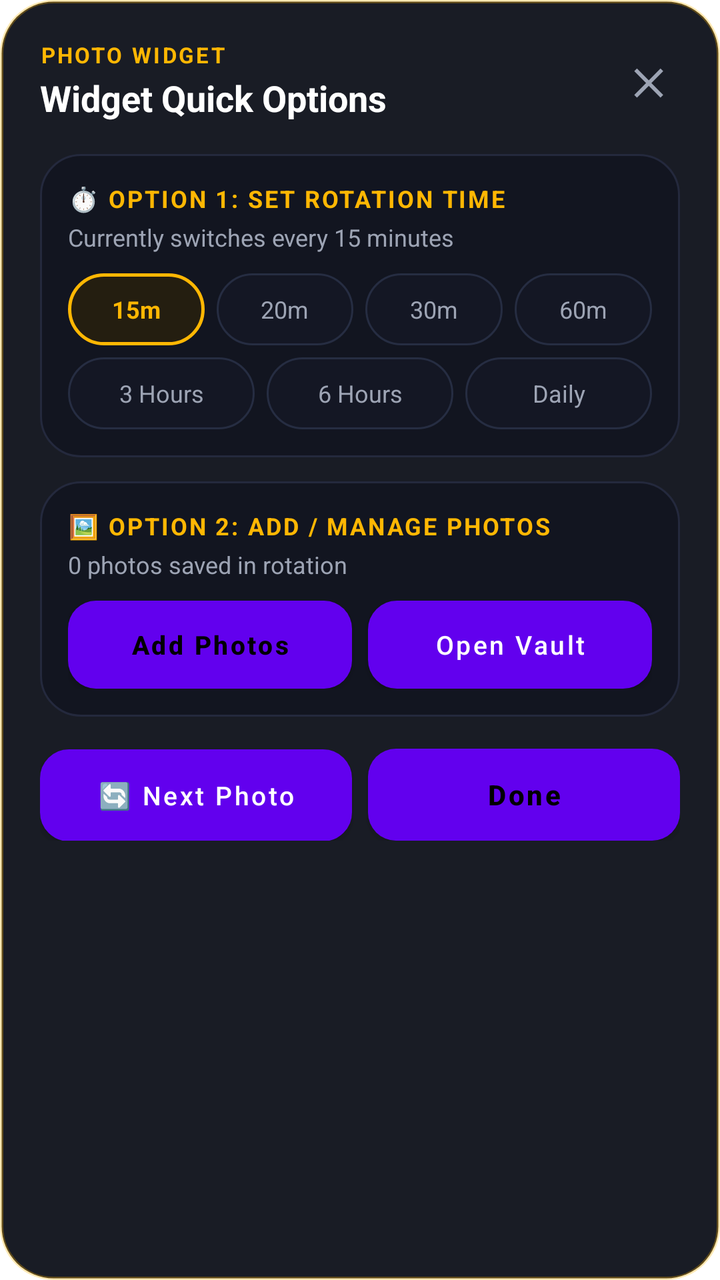
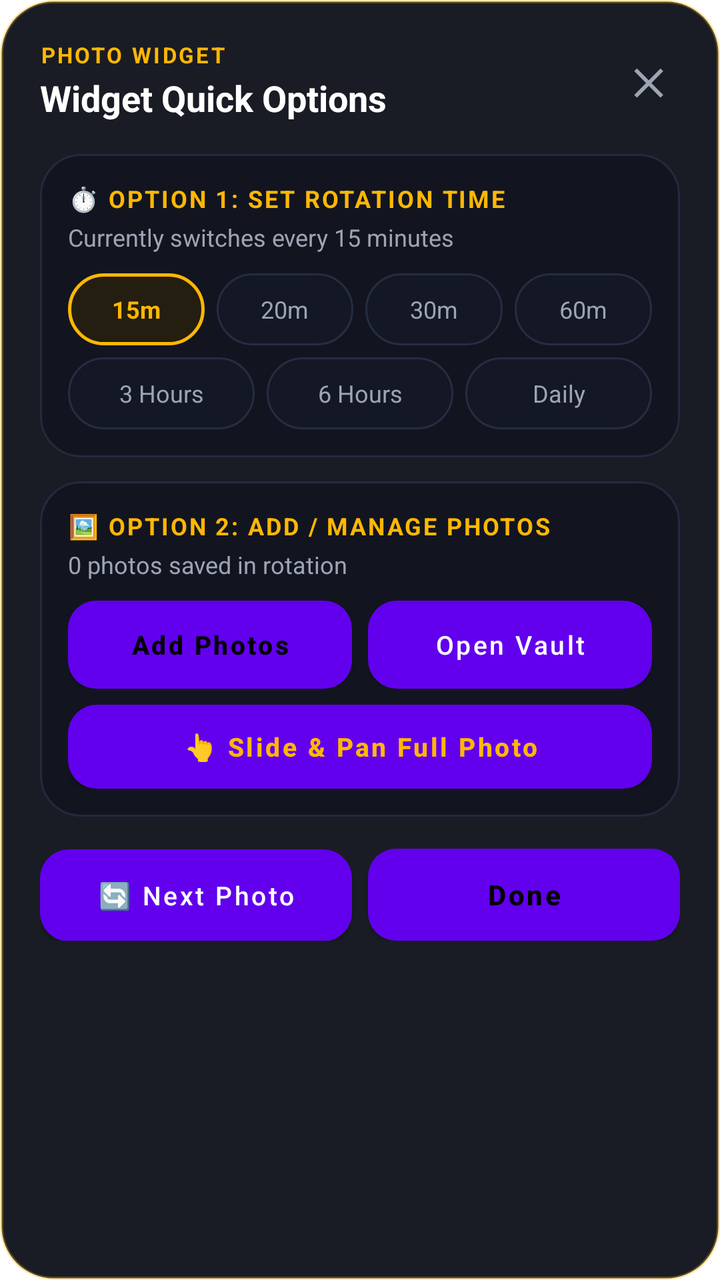

Compare the two renders of this Android layout. The source of the first and the diff that turns it into the second are given below.
<!-- AndroidManifest.xml: activity theme Theme.FloatingWidgetDialog -->
<!-- res/layout/activity_widget_options.xml -->
<?xml version="1.0" encoding="utf-8"?>
<LinearLayout xmlns:android="http://schemas.android.com/apk/res/android"
    android:layout_width="match_parent"
    android:layout_height="wrap_content"
    android:background="@drawable/dialog_glass_bg"
    android:orientation="vertical"
    android:padding="20dp">

    
    <RelativeLayout
        android:layout_width="match_parent"
        android:layout_height="wrap_content">

        <LinearLayout
            android:layout_width="wrap_content"
            android:layout_height="wrap_content"
            android:layout_alignParentStart="true"
            android:layout_centerVertical="true"
            android:orientation="vertical">

            <TextView
                android:layout_width="wrap_content"
                android:layout_height="wrap_content"
                android:text="PHOTO WIDGET"
                android:textColor="@color/accent_amber"
                android:textSize="11sp"
                android:textStyle="bold"
                android:letterSpacing="0.1" />

            <TextView
                android:layout_width="wrap_content"
                android:layout_height="wrap_content"
                android:layout_marginTop="2dp"
                android:text="Widget Quick Options"
                android:textColor="@color/text_primary"
                android:textSize="18sp"
                android:textStyle="bold" />
        </LinearLayout>

        <TextView
            android:id="@+id/btn_dialog_close"
            android:layout_width="32dp"
            android:layout_height="32dp"
            android:layout_alignParentEnd="true"
            android:layout_centerVertical="true"
            android:gravity="center"
            android:text="✕"
            android:textColor="@color/text_secondary"
            android:textSize="18sp"
            android:textStyle="bold" />
    </RelativeLayout>

    
    <LinearLayout
        android:layout_width="match_parent"
        android:layout_height="wrap_content"
        android:layout_marginTop="16dp"
        android:background="@drawable/card_bg"
        android:orientation="vertical"
        android:padding="14dp">

        <TextView
            android:layout_width="wrap_content"
            android:layout_height="wrap_content"
            android:text="⏱️ OPTION 1: SET ROTATION TIME"
            android:textColor="@color/accent_amber"
            android:textSize="12sp"
            android:textStyle="bold"
            android:letterSpacing="0.08" />

        <TextView
            android:id="@+id/tv_dialog_interval_status"
            android:layout_width="wrap_content"
            android:layout_height="wrap_content"
            android:layout_marginTop="3dp"
            android:text="Currently switches every 15 minutes"
            android:textColor="@color/text_secondary"
            android:textSize="12sp" />

        
        <LinearLayout
            android:layout_width="match_parent"
            android:layout_height="wrap_content"
            android:layout_marginTop="10dp"
            android:orientation="horizontal">

            <TextView
                android:id="@+id/dialog_chip_15m"
                android:layout_width="0dp"
                android:layout_height="36dp"
                android:layout_weight="1"
                android:background="@drawable/pill_interval_active_bg"
                android:gravity="center"
                android:text="15m"
                android:textColor="@color/accent_amber"
                android:textSize="12sp"
                android:textStyle="bold" />

            <TextView
                android:id="@+id/dialog_chip_20m"
                android:layout_width="0dp"
                android:layout_height="36dp"
                android:layout_marginStart="6dp"
                android:layout_weight="1"
                android:background="@drawable/pill_interval_bg"
                android:gravity="center"
                android:text="20m"
                android:textColor="@color/text_secondary"
                android:textSize="12sp" />

            <TextView
                android:id="@+id/dialog_chip_30m"
                android:layout_width="0dp"
                android:layout_height="36dp"
                android:layout_marginStart="6dp"
                android:layout_weight="1"
                android:background="@drawable/pill_interval_bg"
                android:gravity="center"
                android:text="30m"
                android:textColor="@color/text_secondary"
                android:textSize="12sp" />

            <TextView
                android:id="@+id/dialog_chip_60m"
                android:layout_width="0dp"
                android:layout_height="36dp"
                android:layout_marginStart="6dp"
                android:layout_weight="1"
                android:background="@drawable/pill_interval_bg"
                android:gravity="center"
                android:text="60m"
                android:textColor="@color/text_secondary"
                android:textSize="12sp" />
        </LinearLayout>

        
        <LinearLayout
            android:layout_width="match_parent"
            android:layout_height="wrap_content"
            android:layout_marginTop="6dp"
            android:orientation="horizontal">

            <TextView
                android:id="@+id/dialog_chip_3h"
                android:layout_width="0dp"
                android:layout_height="36dp"
                android:layout_weight="1"
                android:background="@drawable/pill_interval_bg"
                android:gravity="center"
                android:text="3 Hours"
                android:textColor="@color/text_secondary"
                android:textSize="12sp" />

            <TextView
                android:id="@+id/dialog_chip_6h"
                android:layout_width="0dp"
                android:layout_height="36dp"
                android:layout_marginStart="6dp"
                android:layout_weight="1"
                android:background="@drawable/pill_interval_bg"
                android:gravity="center"
                android:text="6 Hours"
                android:textColor="@color/text_secondary"
                android:textSize="12sp" />

            <TextView
                android:id="@+id/dialog_chip_24h"
                android:layout_width="0dp"
                android:layout_height="36dp"
                android:layout_marginStart="6dp"
                android:layout_weight="1"
                android:background="@drawable/pill_interval_bg"
                android:gravity="center"
                android:text="Daily"
                android:textColor="@color/text_secondary"
                android:textSize="12sp" />
        </LinearLayout>

    </LinearLayout>

    
    <LinearLayout
        android:layout_width="match_parent"
        android:layout_height="wrap_content"
        android:layout_marginTop="12dp"
        android:background="@drawable/card_bg"
        android:orientation="vertical"
        android:padding="14dp">

        <TextView
            android:layout_width="wrap_content"
            android:layout_height="wrap_content"
            android:text="🖼️ OPTION 2: ADD / MANAGE PHOTOS"
            android:textColor="@color/accent_amber"
            android:textSize="12sp"
            android:textStyle="bold"
            android:letterSpacing="0.08" />

        <TextView
            android:id="@+id/tv_dialog_photos_count"
            android:layout_width="wrap_content"
            android:layout_height="wrap_content"
            android:layout_marginTop="3dp"
            android:text="0 photos saved in rotation"
            android:textColor="@color/text_secondary"
            android:textSize="12sp" />

        <LinearLayout
            android:layout_width="match_parent"
            android:layout_height="wrap_content"
            android:layout_marginTop="10dp"
            android:orientation="horizontal">

            <Button
                android:id="@+id/btn_dialog_add_photos"
                android:layout_width="0dp"
                android:layout_height="44dp"
                android:layout_weight="1"
                android:background="@drawable/btn_primary"
                android:drawableStart="@drawable/ic_add_photo"
                android:drawablePadding="6dp"
                android:paddingStart="12dp"
                android:paddingEnd="12dp"
                android:text="Add Photos"
                android:textAllCaps="false"
                android:textColor="@color/black"
                android:textSize="13sp"
                android:textStyle="bold" />

            <Button
                android:id="@+id/btn_dialog_open_vault"
                android:layout_width="0dp"
                android:layout_height="44dp"
                android:layout_marginStart="8dp"
                android:layout_weight="1"
                android:background="@drawable/btn_secondary"
                android:text="Open Vault"
                android:textAllCaps="false"
                android:textColor="@color/text_primary"
                android:textSize="13sp" />
        </LinearLayout>

    </LinearLayout>

    
    <LinearLayout
        android:layout_width="match_parent"
        android:layout_height="wrap_content"
        android:layout_marginTop="16dp"
        android:orientation="horizontal">

        <Button
            android:id="@+id/btn_dialog_cycle_now"
            android:layout_width="0dp"
            android:layout_height="46dp"
            android:layout_weight="1"
            android:background="@drawable/btn_secondary"
            android:text="🔄 Next Photo"
            android:textAllCaps="false"
            android:textColor="@color/text_primary"
            android:textSize="13sp" />

        <Button
            android:id="@+id/btn_dialog_done"
            android:layout_width="0dp"
            android:layout_height="46dp"
            android:layout_marginStart="8dp"
            android:layout_weight="1"
            android:background="@drawable/btn_primary"
            android:text="Done"
            android:textAllCaps="false"
            android:textColor="@color/black"
            android:textSize="14sp"
            android:textStyle="bold" />
    </LinearLayout>

</LinearLayout>
<!-- resources referenced by this layout -->
<resources>
  <color name="accent_amber">#FFB703</color>
  <color name="black">#FF000000</color>
  <color name="text_primary">#FFFFFF</color>
  <color name="text_secondary">#9DA4B4</color>
  <!-- drawable btn_primary (drawable) -->
  <?xml version="1.0" encoding="utf-8"?>
  <ripple xmlns:android="http://schemas.android.com/apk/res/android"
      android:color="#4DFFFFFF">
      <item>
          <shape android:shape="rectangle">
              <corners android:radius="14dp" />
              <gradient
                  android:angle="0"
                  android:startColor="#FFB703"
                  android:endColor="#F5A623" />
          </shape>
      </item>
  </ripple>
  <!-- drawable btn_secondary (drawable) -->
  <?xml version="1.0" encoding="utf-8"?>
  <ripple xmlns:android="http://schemas.android.com/apk/res/android"
      android:color="#22FFFFFF">
      <item>
          <shape android:shape="rectangle">
              <corners android:radius="14dp" />
              <solid android:color="#181B28" />
              <stroke
                  android:width="1dp"
                  android:color="#2E354B" />
          </shape>
      </item>
  </ripple>
  <!-- drawable card_bg (drawable) -->
  <?xml version="1.0" encoding="utf-8"?>
  <shape xmlns:android="http://schemas.android.com/apk/res/android"
      android:shape="rectangle">
      <corners android:radius="20dp" />
      <solid android:color="@color/card_dark" />
      <stroke
          android:width="1dp"
          android:color="@color/card_stroke" />
  </shape>
  <!-- drawable dialog_glass_bg (drawable) -->
  <?xml version="1.0" encoding="utf-8"?>
  <shape xmlns:android="http://schemas.android.com/apk/res/android"
      android:shape="rectangle">
      <solid android:color="#F20D101A" />
      <corners android:radius="26dp" />
      <stroke
          android:width="1.5dp"
          android:color="#4DFFB703" />
  </shape>
  <!-- drawable ic_add_photo (drawable) -->
  <vector xmlns:android="http://schemas.android.com/apk/res/android"
      android:width="24dp"
      android:height="24dp"
      android:viewportWidth="24"
      android:viewportHeight="24">
    <path
        android:fillColor="#000000"
        android:pathData="M19,13h-6v6h-2v-6H5v-2h6V5h2v6h6v2z"/>
  </vector>
  <!-- drawable pill_interval_active_bg (drawable) -->
  <?xml version="1.0" encoding="utf-8"?>
  <shape xmlns:android="http://schemas.android.com/apk/res/android"
      android:shape="rectangle">
      <corners android:radius="24dp" />
      <solid android:color="#241E10" />
      <stroke
          android:width="1.5dp"
          android:color="#FFB703" />
  </shape>
  <!-- drawable pill_interval_bg (drawable) -->
  <?xml version="1.0" encoding="utf-8"?>
  <shape xmlns:android="http://schemas.android.com/apk/res/android"
      android:shape="rectangle">
      <corners android:radius="24dp" />
      <solid android:color="#141724" />
      <stroke
          android:width="1dp"
          android:color="#262D42" />
  </shape>
  <style name="Theme.FloatingWidgetDialog" parent="Theme.MaterialComponents.DayNight.Dialog">
          <item name="android:windowBackground">@android:color/transparent</item>
          <item name="android:colorBackgroundCacheHint">@null</item>
          <item name="android:windowIsTranslucent">true</item>
          <item name="android:windowNoTitle">true</item>
          <item name="android:windowContentOverlay">@null</item>
          <item name="android:backgroundDimEnabled">true</item>
          <item name="android:backgroundDimAmount">0.65</item>
          <item name="android:windowAnimationStyle">@android:style/Animation.Dialog</item>
      </style>
  <color name="card_dark">#121520</color>
  <color name="card_stroke">#24293D</color>
</resources>

<!-- the commit's change to res/layout/activity_widget_options.xml (unified diff, before → after) -->
@@ -239,6 +239,18 @@
                 android:textColor="@color/text_primary"
                 android:textSize="13sp" />
         </LinearLayout>
+
+        <Button
+            android:id="@+id/btn_dialog_slide_photo"
+            android:layout_width="match_parent"
+            android:layout_height="42dp"
+            android:layout_marginTop="8dp"
+            android:background="@drawable/btn_secondary"
+            android:text="👆 Slide &amp; Pan Full Photo"
+            android:textAllCaps="false"
+            android:textColor="@color/accent_amber"
+            android:textSize="13sp"
+            android:textStyle="bold" />
 
     </LinearLayout>
 
